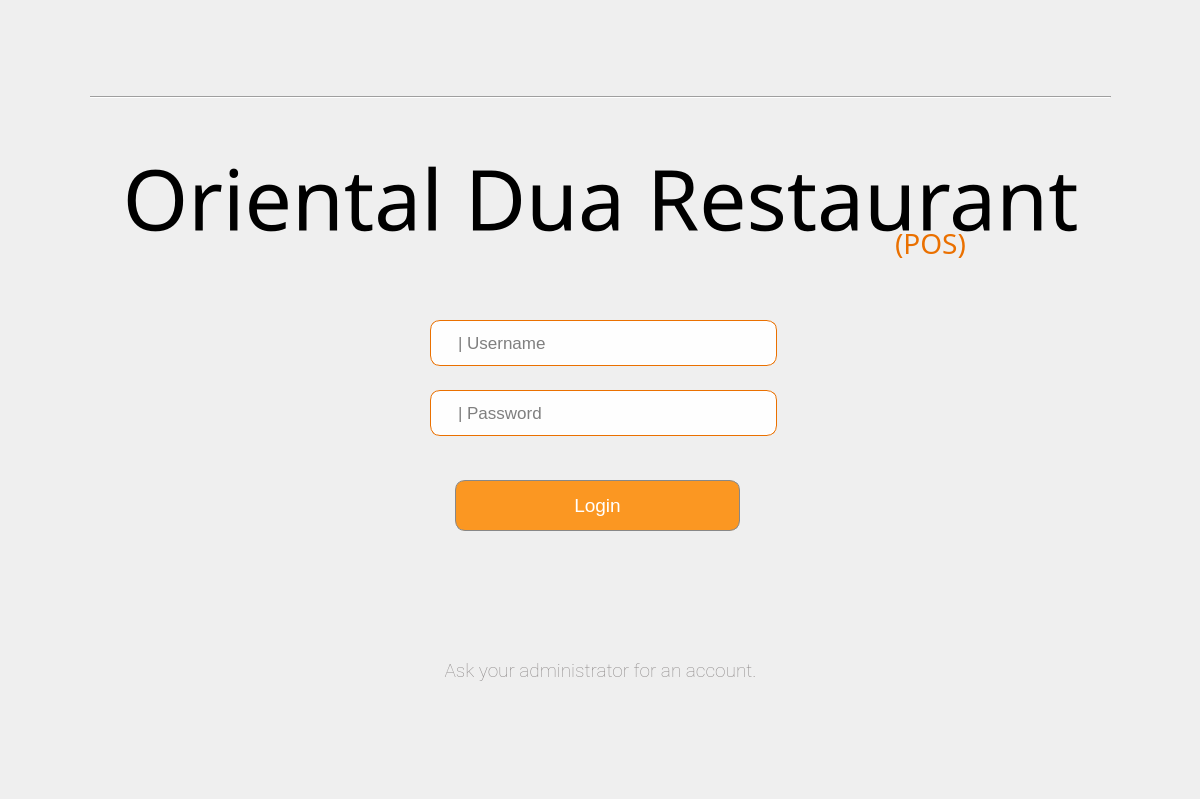
Before: the Qt Designer form Project SE/ui/loginscreen.ui in Patatims/CCSFEN2_Project, drawn with Qt 5.
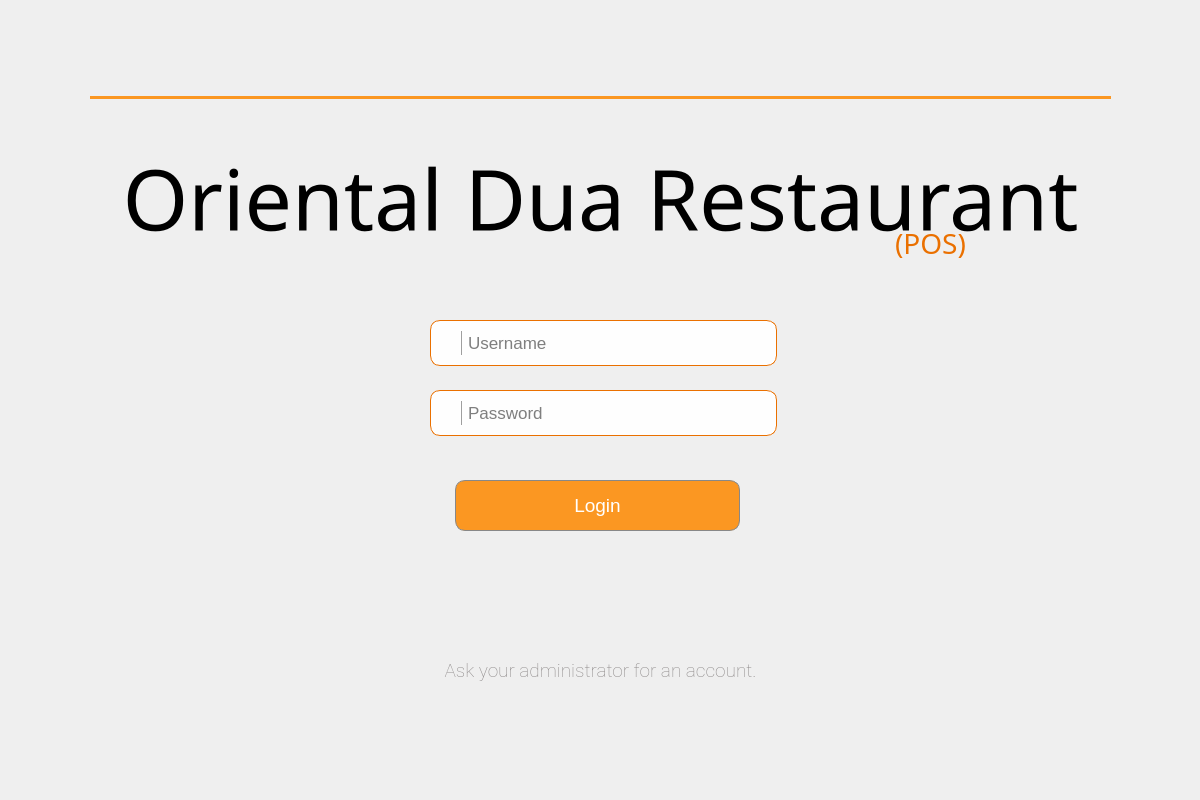
After: the same form once the commit is applied. Icons and pictures are not drawn.

Diff of the .ui file:
```diff
--- a/Project SE/ui/loginscreen.ui
+++ b/Project SE/ui/loginscreen.ui
@@ -7,7 +7,7 @@
     <x>0</x>
     <y>0</y>
     <width>1200</width>
-    <height>799</height>
+    <height>800</height>
    </rect>
   </property>
   <property name="windowTitle">
@@ -58,7 +58,7 @@
    </property>
    <property name="styleSheet">
     <string notr="true">QLineEdit#userfield {
-	padding-left: 25px;
+	padding-left: 35px;
     border-radius: 10px;
     border: 1px solid rgb(234, 112, 0);  
     background-color: rgba(255, 255, 255, 240);
@@ -69,7 +69,7 @@
 </string>
    </property>
    <property name="placeholderText">
-    <string>| Username</string>
+    <string>Username</string>
    </property>
    <property name="cursorMoveStyle">
     <enum>Qt::LogicalMoveStyle</enum>
@@ -89,7 +89,7 @@
    </property>
    <property name="styleSheet">
     <string notr="true">QLineEdit#passwordfield {
-	padding-left: 25px;
+	padding-left: 35px;
     border-radius: 10px;
     border: 1px solid rgb(234, 112, 0);  
     background-color: rgba(255, 255, 255, 240);
@@ -106,7 +106,7 @@
     <enum>QLineEdit::Password</enum>
    </property>
    <property name="placeholderText">
-    <string>| Password</string>
+    <string>Password</string>
    </property>
    <property name="clearButtonEnabled">
     <bool>true</bool>
@@ -156,12 +156,12 @@
     </rect>
    </property>
    <property name="styleSheet">
-    <string notr="true">Line#navline{
-border:  1 solid #FF8A00;
-background-color: rgb(255, 138, 0);
-}
+    <string notr="true">border:2px solid #FB9722 ;
 </string>
    </property>
+   <property name="frameShadow">
+    <enum>QFrame::Plain</enum>
+   </property>
    <property name="orientation">
     <enum>Qt::Horizontal</enum>
    </property>
@@ -242,6 +242,94 @@
     <set>Qt::AlignCenter</set>
    </property>
   </widget>
+  <widget class="QLabel" name="username_icon">
+   <property name="geometry">
+    <rect>
+     <x>440</x>
+     <y>335</y>
+     <width>18</width>
+     <height>18</height>
+    </rect>
+   </property>
+   <property name="maximumSize">
+    <size>
+     <width>18</width>
+     <height>18</height>
+    </size>
+   </property>
+   <property name="text">
+    <string/>
+   </property>
+   <property name="pixmap">
+    <pixmap resource="../resource.qrc">:/icon/icons/username.png</pixmap>
+   </property>
+   <property name="scaledContents">
+    <bool>true</bool>
+   </property>
+  </widget>
+  <widget class="Line" name="line">
+   <property name="geometry">
+    <rect>
+     <x>453</x>
+     <y>330</y>
+     <width>16</width>
+     <height>26</height>
+    </rect>
+   </property>
+   <property name="styleSheet">
+    <string notr="true"/>
+   </property>
+   <property name="frameShadow">
+    <enum>QFrame::Raised</enum>
+   </property>
+   <property name="orientation">
+    <enum>Qt::Vertical</enum>
+   </property>
+  </widget>
+  <widget class="Line" name="line_2">
+   <property name="geometry">
+    <rect>
+     <x>453</x>
+     <y>400</y>
+     <width>16</width>
+     <height>26</height>
+    </rect>
+   </property>
+   <property name="styleSheet">
+    <string notr="true"/>
+   </property>
+   <property name="frameShadow">
+    <enum>QFrame::Raised</enum>
+   </property>
+   <property name="orientation">
+    <enum>Qt::Vertical</enum>
+   </property>
+  </widget>
+  <widget class="QLabel" name="password_icon">
+   <property name="geometry">
+    <rect>
+     <x>438</x>
+     <y>402</y>
+     <width>20</width>
+     <height>23</height>
+    </rect>
+   </property>
+   <property name="maximumSize">
+    <size>
+     <width>25</width>
+     <height>25</height>
+    </size>
+   </property>
+   <property name="text">
+    <string/>
+   </property>
+   <property name="pixmap">
+    <pixmap resource="../resource.qrc">:/icon/icons/password.png</pixmap>
+   </property>
+   <property name="scaledContents">
+    <bool>true</bool>
+   </property>
+  </widget>
  </widget>
  <resources/>
  <connections/>
```
Left out of the diff: 7 changed lines with no effect on the pictures.
